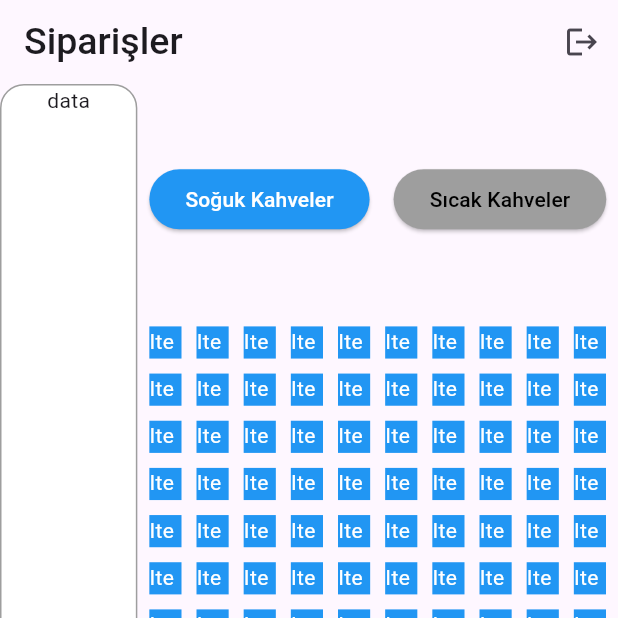
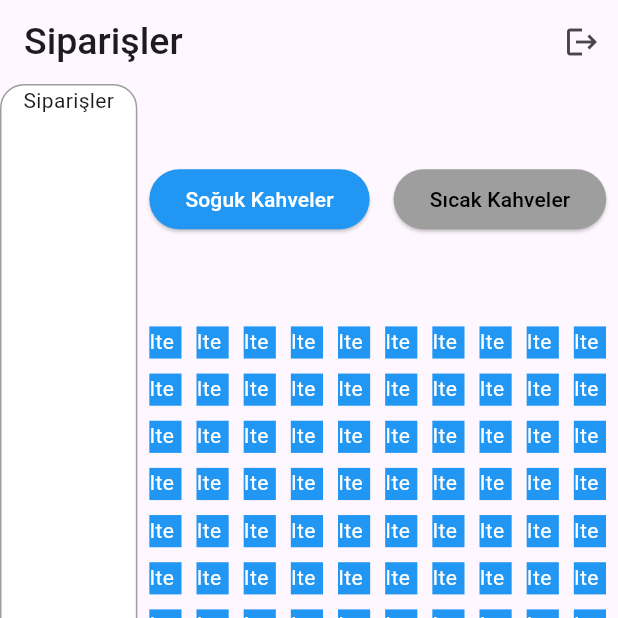
Before and after one commit to Yasin4261/Macchiato-POS, a Flutter app: the HomePage screen opened by its route, on a phone screen of 412 x 824 dp, the top half of it. Run offline on Flutter 3.47's test engine with Material 3 defaults, Android fonts, the light colour scheme and no system bars; our stand-ins replace fluttertoast, go_router, shared_preferences; accounts and stored records are empty.

Commit message:
Add order list provider

```diff
--- /dev/null
+++ b/macchiato_pos/lib/models/product.dart
@@ -0,0 +1,22 @@
+class Product {
+  final int? id;
+  final String name;
+  final double? price;
+  final String? category;
+
+  Product({
+    this.id,
+    required this.name,
+    this.price,
+    this.category,
+  });
+
+  factory Product.fromJson(Map<String, dynamic> json) {
+    return Product(
+      id: json['id'],
+      name: json['name'],
+      price: json['price'].toDouble(),
+      category: json['category'],
+    );
+  }
+}
--- /dev/null
+++ b/macchiato_pos/lib/provider/order_list_provider.dart
@@ -0,0 +1,17 @@
+import 'package:flutter/material.dart';
+import 'package:macchiato_pos/models/product.dart';
+
+class OrderListProvider extends ChangeNotifier {
+  List<Product> _orders = [];
+  List<Product> get orders => _orders;
+
+  void addOrder(Product order) {
+    _orders.add(order);
+    notifyListeners();
+  }
+
+  void removeOrder(Product order) {
+    _orders.remove(order);
+    notifyListeners();
+  }
+}
--- a/macchiato_pos/lib/speed_code/__main.dart
+++ b/macchiato_pos/lib/speed_code/__main.dart
@@ -6,7 +6,7 @@ void main() {
 }
 
 class MyApp extends StatelessWidget {
-  const MyApp({Key? key}) : super(key: key);
+  const MyApp({super.key});
 
   @override
   Widget build(BuildContext context) {
--- a/macchiato_pos/lib/widgets/home_widgets/categories_buttons.dart
+++ b/macchiato_pos/lib/widgets/home_widgets/categories_buttons.dart
@@ -1,6 +1,6 @@
 import 'package:flutter/material.dart';
 import 'package:provider/provider.dart';
-import 'package:macchiato_pos/models/categories_notifier.dart';
+import 'package:macchiato_pos/provider/categories_notifier.dart';
 
 class CategoriesButtons extends StatefulWidget {
   const CategoriesButtons({super.key});
--- /dev/null
+++ b/macchiato_pos/lib/widgets/home_widgets/order_list_widget.dart
@@ -0,0 +1,22 @@
+import 'package:flutter/material.dart';
+import 'package:macchiato_pos/models/product.dart';
+
+class OrderListWidget extends StatelessWidget {
+  final List<Product> orders;
+
+  const OrderListWidget({super.key, required this.orders});
+
+  @override
+  Widget build(BuildContext context) {
+    return ListView.builder(
+      itemCount: orders.length,
+      itemBuilder: (context, index) {
+        final order = orders[index];
+        return ListTile(
+          title: Text(order.name),
+          subtitle: Text('Ürün: ${order.name}, Fiyat ${order.price}'),
+        );
+      },
+    );
+  }
+}
--- a/macchiato_pos/lib/widgets/home_widgets/panels.dart
+++ b/macchiato_pos/lib/widgets/home_widgets/panels.dart
@@ -1,12 +1,17 @@
 import 'package:flutter/material.dart';
+import 'package:provider/provider.dart';
 import 'package:macchiato_pos/widgets/home_widgets/categories_buttons.dart';
-import 'package:macchiato_pos/widgets/home_widgets/category_display.dart';
+import 'package:macchiato_pos/widgets/home_widgets/product_display.dart';
+import 'package:macchiato_pos/widgets/home_widgets/order_list_widget.dart';
+import 'package:macchiato_pos/provider/order_list_provider.dart';
 
 class OrderPanel extends StatelessWidget {
   const OrderPanel({super.key});
 
   @override
   Widget build(BuildContext context) {
+    final orderProvider = Provider.of<OrderListProvider>(context);
+
     return Container(
       height: double.infinity,
       width: double.maxFinite,
@@ -18,7 +23,10 @@ class OrderPanel extends StatelessWidget {
       child: Column(
         mainAxisAlignment: MainAxisAlignment.spaceBetween,
         children: [
-          const Text("data"),
+          const Text("Siparişler"),
+          Expanded(
+            child: OrderListWidget(orders: orderProvider.orders),
+          ),
           Padding(
             padding: const EdgeInsets.all(8.0),
             child: Align(
@@ -72,7 +80,7 @@ class ProductPanel extends StatelessWidget {
             child: Container(
               height: 20,
               color: Colors.transparent,
-              child: const CategoryDisplay(),
+              child: const ProductDisplay(),
             ),
           )
         ],
--- a/macchiato_pos/lib/widgets/home_widgets/category_display.dart
+++ b/macchiato_pos/lib/widgets/home_widgets/product_display.dart
@@ -1,9 +1,11 @@
 import 'package:flutter/material.dart';
+import 'package:macchiato_pos/models/product.dart';
 import 'package:provider/provider.dart';
-import 'package:macchiato_pos/models/categories_notifier.dart';
+import 'package:macchiato_pos/provider/categories_notifier.dart';
+import 'package:macchiato_pos/provider/order_list_provider.dart';
 
-class CategoryDisplay extends StatelessWidget {
-  const CategoryDisplay({super.key});
+class ProductDisplay extends StatelessWidget {
+  const ProductDisplay({super.key});
 
   @override
   Widget build(BuildContext context) {
@@ -47,6 +49,10 @@ class BaseDisplay extends StatelessWidget {
 
   @override
   Widget build(BuildContext context) {
+    final orderListProvider = Provider.of<OrderListProvider>(context);
+    // For example
+    final products = [Product(name: "latte"), Product(name: "mocha")];
+
     return Padding(
       padding: const EdgeInsets.all(8.0),
       child: GridView.builder(
@@ -59,6 +65,7 @@ class BaseDisplay extends StatelessWidget {
         itemBuilder: (context, index) {
           return GestureDetector(
             onTap: () {
+              orderListProvider.addOrder(products[1]);
               ScaffoldMessenger.of(context).showSnackBar(
                 SnackBar(
                   content: Text('Item $index clicked in $categoryName'),
--- a/macchiato_pos/pubspec.yaml
+++ b/macchiato_pos/pubspec.yaml
@@ -36,7 +36,7 @@ dependencies:
   # Use with the CupertinoIcons class for iOS style icons.
   cupertino_icons: ^1.0.6
   go_router: ^14.2.0
-  http: ^1.2.1
+  http: ^1.2.2
   shared_preferences: ^2.2.3
   fluttertoast: ^8.2.6
   provider: ^6.1.2
```
Also changed, not shown: macchiato_pos/lib/main.dart (+11 -5 lines), macchiato_pos/lib/provider/categories_notifier.dart (renamed from macchiato_pos/lib/models/categories_notifier.dart).
